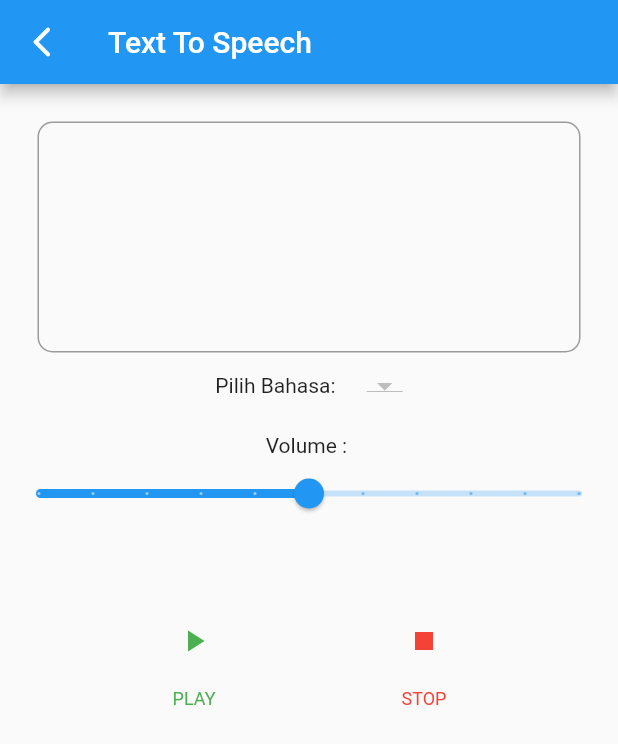
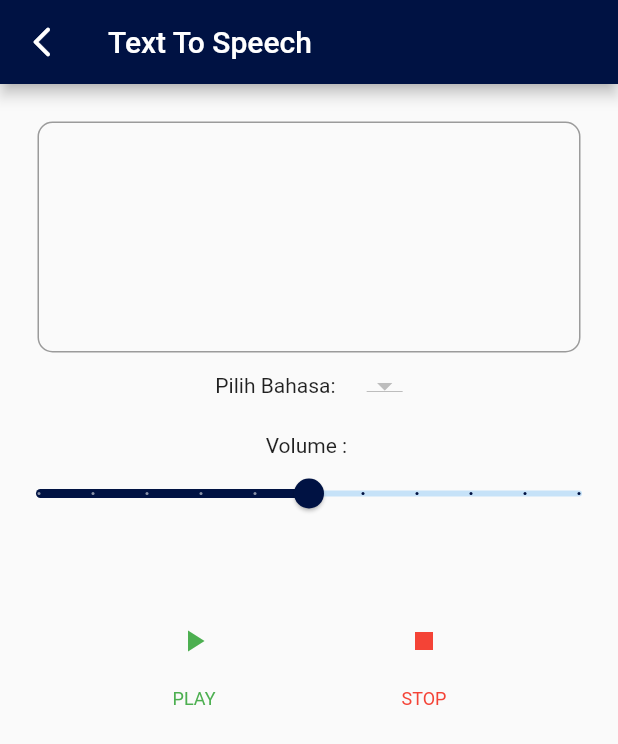
Before and after one commit to ibrahimmm999/KataKatamu, a Flutter app: the screen it shows after launch, after a tap on "Text to Speech", on a phone screen of 412 x 824 dp. Shown: the top 744 px of the screen. Run offline on Flutter 3.47's test engine with Material 2 defaults, Android fonts, the light colour scheme and no system bars; our stand-ins replace flutter_tts, google_fonts, sliding_up_panel, speech_to_text.

Commit message:
added splash page, sliding up panel

```diff
--- a/lib/home_page.dart
+++ b/lib/home_page.dart
@@ -1,33 +1,49 @@
 import 'package:flutter/material.dart';
+import 'package:sliding_up_panel/sliding_up_panel.dart';
 import 'package:tts_stt_app/stt_page.dart';
+import 'package:tts_stt_app/theme/theme.dart';
 import 'package:tts_stt_app/tts_page.dart';
 
 import 'settings_page.dart';
 
-class HomePage extends StatelessWidget {
+class HomePage extends StatefulWidget {
   HomePage({Key? key}) : super(key: key);
 
+  @override
+  State<HomePage> createState() => _HomePageState();
+}
+
+class _HomePageState extends State<HomePage> {
+  PanelController _panelController = PanelController();
+
+  @override
+  void initState() {
+    // TODO: implement initState
+    super.initState();
+  }
+
+  void togglePanel() => _panelController.isPanelOpen
+      ? _panelController.close()
+      : _panelController.open();
   @override
   Widget build(BuildContext context) {
     Widget header() {
       return Container(
         margin: EdgeInsets.only(top: 40, right: 20, left: 20, bottom: 100),
         child: Row(
+          //mainAxisAlignment: MainAxisAlignment.start,
           children: [
-            Text(
-              'Aplikasi Pembantu\nTuna Rungu dan Tuna Wicara',
-              style: TextStyle(fontSize: 18),
+            GestureDetector(
+              onTap: togglePanel,
+              child: Container(
+                height: 100,
+                width: 350,
+                decoration: BoxDecoration(
+                    image: DecorationImage(
+                        image: AssetImage("assets/logo.png"),
+                        fit: BoxFit.cover)),
+              ),
             ),
-            Spacer(),
-            GestureDetector(
-              child: Container(
-                child: Icon(Icons.settings),
-              ),
-              onTap: () {
-                Navigator.push(context,
-                    MaterialPageRoute(builder: (context) => SettingsPage()));
-              },
-            )
           ],
         ),
       );
@@ -37,14 +53,14 @@ class HomePage extends StatelessWidget {
       return Container(
         margin: EdgeInsets.symmetric(horizontal: 50, vertical: 30),
         decoration: BoxDecoration(
-            borderRadius: BorderRadius.circular(10), color: Colors.blue),
+            borderRadius: BorderRadius.circular(10), color: kDarkBlueColor),
         child: TextButton(
             onPressed: () {
               Navigator.push(
                   context, MaterialPageRoute(builder: (context) => SttPage()));
             },
             child: Text(
-              'Speect to Text',
+              'Speech to Text',
               style: TextStyle(color: Colors.white, fontSize: 18),
             )),
       );
@@ -52,9 +68,9 @@ class HomePage extends StatelessWidget {
 
     Widget ttsButton() {
       return Container(
-        margin: EdgeInsets.symmetric(horizontal: 50, vertical: 40),
+        margin: EdgeInsets.symmetric(horizontal: 50, vertical: 25),
         decoration: BoxDecoration(
-            borderRadius: BorderRadius.circular(10), color: Colors.blue),
+            borderRadius: BorderRadius.circular(10), color: kDarkBlueColor),
         child: TextButton(
             onPressed: () {
               Navigator.push(
@@ -68,8 +84,51 @@ class HomePage extends StatelessWidget {
     }
 
     return Scaffold(
-      body: ListView(
-        children: [header(), sttButton(), ttsButton()],
+      body: SlidingUpPanel(
+        parallaxEnabled: true,
+        controller: _panelController,
+        borderRadius: BorderRadius.vertical(top: Radius.circular(25)),
+        color: kDarkBlueColor,
+        maxHeight: MediaQuery.of(context).size.height * 0.8,
+        minHeight: MediaQuery.of(context).size.height * 0.105,
+        panelBuilder: (controller) {
+          return SingleChildScrollView(
+            controller: controller,
+            child: Column(
+              children: [
+                GestureDetector(
+                  onTap: togglePanel,
+                  child: Container(
+                    margin: EdgeInsets.only(top: 15),
+                    height: 6,
+                    width: 60,
+                    decoration: BoxDecoration(
+                        color: Colors.white,
+                        borderRadius: BorderRadius.circular(10)),
+                  ),
+                ),
+                Container(
+                  margin: EdgeInsets.only(top: 51),
+                  child: Text(
+                    "About Us",
+                    style: whiteTextStyle.copyWith(
+                        fontSize: 30, fontWeight: FontWeight.bold),
+                  ),
+                ),
+                Container(
+                  margin: EdgeInsets.symmetric(horizontal: 30, vertical: 50),
+                  child: Text(
+                    '"But I must explain to you how all this mistaken idea of denouncing pleasure and praising pain was born and I will give you a complete account of the system, and expound the actual teachings of the great explorer of the truth, the master-builder of human happiness. No one rejects, dislikes, or avoids pleasure itself, because it is pleasure, but because those who do not know how to pursue pleasure rationally encounter consequences that are extremely painful. Nor again is there anyone who loves or pursues or desires to obtain pain of itself, because it is pain, but because occasionally circumstances occur in which toil and pain can procure him some great pleasure. To take a trivial example, which of us ever undertakes laborious physical exercise, except to obtain some advantage from it? But who has any right to find fault with a man who chooses to enjoy a pleasure that has no annoying consequences, or one who avoids a pain that produces no resultant pleasure?"',
+                    style: whiteTextStyle,
+                  ),
+                )
+              ],
+            ),
+          );
+        },
+        body: ListView(
+          children: [header(), sttButton(), ttsButton()],
+        ),
       ),
     );
   }
--- a/lib/main.dart
+++ b/lib/main.dart
@@ -1,6 +1,8 @@
 import 'package:flutter/material.dart';
 import 'package:tts_stt_app/home_page.dart';
+import 'package:tts_stt_app/splash_page.dart';
 import 'package:tts_stt_app/stt_page.dart';
+import 'package:tts_stt_app/theme/theme.dart';
 import 'package:tts_stt_app/tts_page.dart';
 
 void main() {
@@ -17,9 +19,8 @@ class MyApp extends StatelessWidget {
       debugShowCheckedModeBanner: false,
       theme: ThemeData(
         visualDensity: VisualDensity.adaptivePlatformDensity,
-        primarySwatch: Colors.blue,
       ),
-      home: HomePage(),
+      home: SplashPage(),
     );
   }
 }
--- /dev/null
+++ b/lib/splash_page.dart
@@ -0,0 +1,53 @@
+import 'dart:async';
+
+import 'package:flutter/material.dart';
+import 'package:tts_stt_app/home_page.dart';
+import 'package:tts_stt_app/theme/theme.dart';
+
+class SplashPage extends StatefulWidget {
+  const SplashPage({super.key});
+
+  @override
+  State<SplashPage> createState() => _SplashPageState();
+}
+
+class _SplashPageState extends State<SplashPage> {
+  @override
+  void initState() {
+    Timer(Duration(seconds: 3), () {
+      Navigator.pushAndRemoveUntil(
+          context,
+          MaterialPageRoute(builder: (context) => HomePage()),
+          (route) => false);
+    });
+    super.initState();
+  }
+
+  Widget build(BuildContext context) {
+    return Scaffold(
+      backgroundColor: kDarkBlueColor,
+      body: Center(
+        child: Column(
+          mainAxisAlignment: MainAxisAlignment.center,
+          children: [
+            Container(
+              height: 300,
+              decoration: BoxDecoration(
+                  image: DecorationImage(
+                      image: AssetImage("assets/logo_light.png"),
+                      fit: BoxFit.cover)),
+            ),
+            SizedBox(
+              height: 15,
+            ),
+            Text(
+              "Aplikasi Pembantu Komunikasi\nTunanetra dan Tunarungu",
+              style: whiteTextStyle.copyWith(fontSize: 16),
+              textAlign: TextAlign.center,
+            )
+          ],
+        ),
+      ),
+    );
+  }
+}
--- /dev/null
+++ b/lib/theme/theme.dart
@@ -0,0 +1,6 @@
+import 'package:flutter/material.dart';
+import 'package:google_fonts/google_fonts.dart';
+
+Color kDarkBlueColor = Color.fromARGB(255, 0, 18, 67);
+
+TextStyle whiteTextStyle = GoogleFonts.poppins(color: Colors.white);
--- a/lib/tts_page.dart
+++ b/lib/tts_page.dart
@@ -4,6 +4,7 @@ import 'package:flutter/foundation.dart' show kIsWeb;
 
 import 'package:flutter/material.dart';
 import 'package:flutter_tts/flutter_tts.dart';
+import 'package:tts_stt_app/theme/theme.dart';
 
 class TtsPage extends StatefulWidget {
   @override
@@ -200,6 +201,7 @@ class _TtsPageState extends State<TtsPage> {
       debugShowCheckedModeBanner: false,
       home: Scaffold(
         appBar: AppBar(
+          backgroundColor: kDarkBlueColor,
           title: Text('Text To Speech'),
           leading: IconButton(
               onPressed: () {
@@ -319,6 +321,7 @@ class _TtsPageState extends State<TtsPage> {
 
   Widget _volume() {
     return Slider(
+        activeColor: kDarkBlueColor,
         value: volume,
         onChanged: (newVolume) {
           setState(() => volume = newVolume);
--- a/pubspec.yaml
+++ b/pubspec.yaml
@@ -32,6 +32,8 @@ dependencies:
   flutter:
     sdk: flutter
   flutter_tts: ^3.5.3
+  google_fonts: ^3.0.1
+  sliding_up_panel: ^2.0.0+1
   speech_to_text: ^6.0.0
 
 dev_dependencies:
@@ -49,8 +51,8 @@ flutter:
   # the material Icons class.
   uses-material-design: true
   # To add assets to your application, add an assets section, like this:
-  # assets:
-  #   - images/a_dot_burr.jpeg
+  assets:
+    - assets/
   #   - images/a_dot_ham.jpeg
   # An image asset can refer to one or more resolution-specific "variants", see
   # https://flutter.dev/assets-and-images/#resolution-aware
```
Also changed, not shown: lib/stt_page.dart (+21 -8 lines), assets/logo.png (added), assets/logo_light.png (added), assets/note.png (added), assets/sound.png (added), pubspec.lock, 1 other file.
